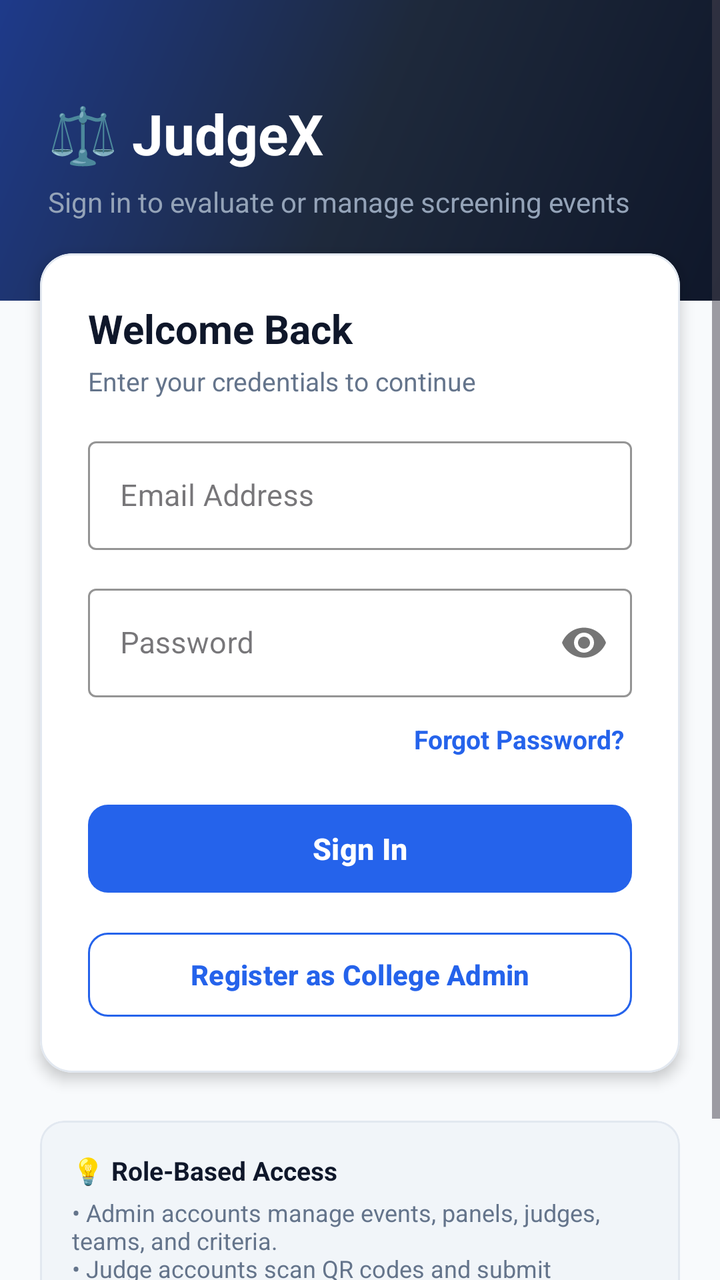
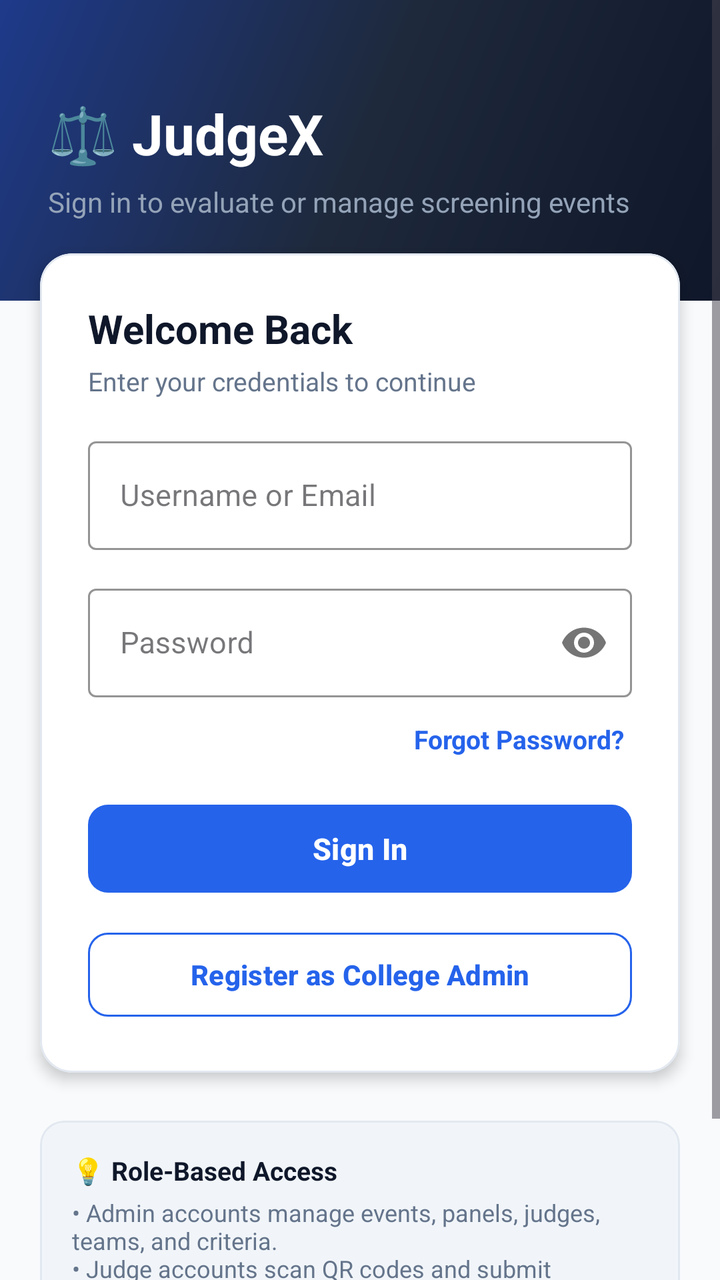

An Android layout rendered at two revisions. The XML below is the earlier revision; the diff shows what the commit changed to produce the second picture.
<!-- AndroidManifest.xml: application theme Theme.Judgex -->
<!-- res/layout/activity_login.xml -->
<?xml version="1.0" encoding="utf-8"?>
<ScrollView xmlns:android="http://schemas.android.com/apk/res/android"
    xmlns:app="http://schemas.android.com/apk/res-auto"
    android:layout_width="match_parent"
    android:layout_height="match_parent"
    android:fillViewport="true"
    android:background="@color/background">

    <LinearLayout
        android:layout_width="match_parent"
        android:layout_height="wrap_content"
        android:orientation="vertical">

        
        <LinearLayout
            android:layout_width="match_parent"
            android:layout_height="wrap_content"
            android:background="@drawable/bg_gradient_header"
            android:orientation="vertical"
            android:paddingHorizontal="24dp"
            android:paddingTop="48dp"
            android:paddingBottom="40dp">

            <TextView
                android:layout_width="wrap_content"
                android:layout_height="wrap_content"
                android:text="⚖️ JudgeX"
                android:textColor="@color/white"
                android:textSize="28sp"
                android:textStyle="bold" />

            <TextView
                android:layout_width="wrap_content"
                android:layout_height="wrap_content"
                android:layout_marginTop="6dp"
                android:text="Sign in to evaluate or manage screening events"
                android:textColor="#94A3B8"
                android:textSize="14sp" />

        </LinearLayout>

        
        <com.google.android.material.card.MaterialCardView
            android:layout_width="match_parent"
            android:layout_height="wrap_content"
            android:layout_marginHorizontal="20dp"
            android:layout_marginTop="-24dp"
            android:layout_marginBottom="24dp"
            app:cardCornerRadius="16dp"
            app:cardElevation="4dp"
            app:strokeWidth="1dp"
            app:strokeColor="@color/card_border"
            app:cardBackgroundColor="@color/surface">

            <LinearLayout
                android:layout_width="match_parent"
                android:layout_height="wrap_content"
                android:orientation="vertical"
                android:padding="24dp">

                <TextView
                    android:layout_width="wrap_content"
                    android:layout_height="wrap_content"
                    android:text="Welcome Back"
                    android:textColor="@color/text_primary"
                    android:textSize="20sp"
                    android:textStyle="bold" />

                <TextView
                    android:layout_width="wrap_content"
                    android:layout_height="wrap_content"
                    android:layout_marginTop="4dp"
                    android:text="Enter your credentials to continue"
                    android:textColor="@color/text_secondary"
                    android:textSize="13sp" />

                
                <TextView
                    android:id="@+id/tvErrorMessage"
                    android:layout_width="match_parent"
                    android:layout_height="wrap_content"
                    android:layout_marginTop="16dp"
                    android:background="@drawable/bg_badge_locked"
                    android:padding="10dp"
                    android:textColor="@color/danger"
                    android:textSize="13sp"
                    android:visibility="gone" />

                
                <com.google.android.material.textfield.TextInputLayout
                    android:id="@+id/tilEmail"
                    style="@style/Widget.MaterialComponents.TextInputLayout.OutlinedBox"
                    android:layout_width="match_parent"
                    android:layout_height="wrap_content"
                    android:layout_marginTop="16dp"
                    android:hint="Email Address"
                    app:boxStrokeColor="@color/accent"
                    app:hintTextColor="@color/accent">

                    <com.google.android.material.textfield.TextInputEditText
                        android:id="@+id/etEmail"
                        android:layout_width="match_parent"
                        android:layout_height="wrap_content"
                        android:inputType="textEmailAddress"
                        android:textColor="@color/text_primary"
                        android:textSize="15sp" />

                </com.google.android.material.textfield.TextInputLayout>

                
                <com.google.android.material.textfield.TextInputLayout
                    android:id="@+id/tilPassword"
                    style="@style/Widget.MaterialComponents.TextInputLayout.OutlinedBox"
                    android:layout_width="match_parent"
                    android:layout_height="wrap_content"
                    android:layout_marginTop="14dp"
                    android:hint="Password"
                    app:boxStrokeColor="@color/accent"
                    app:hintTextColor="@color/accent"
                    app:passwordToggleEnabled="true">

                    <com.google.android.material.textfield.TextInputEditText
                        android:id="@+id/etPassword"
                        android:layout_width="match_parent"
                        android:layout_height="wrap_content"
                        android:inputType="textPassword"
                        android:textColor="@color/text_primary"
                        android:textSize="15sp" />

                </com.google.android.material.textfield.TextInputLayout>

                
                <TextView
                    android:id="@+id/tvForgotPassword"
                    android:layout_width="wrap_content"
                    android:layout_height="wrap_content"
                    android:layout_gravity="end"
                    android:layout_marginTop="8dp"
                    android:padding="4dp"
                    android:text="Forgot Password?"
                    android:textColor="@color/accent"
                    android:textSize="13sp"
                    android:textStyle="bold" />

                
                <com.google.android.material.button.MaterialButton
                    android:id="@+id/btnLogin"
                    style="@style/Button.Primary"
                    android:layout_width="match_parent"
                    android:layout_height="52dp"
                    android:layout_marginTop="16dp"
                    android:text="Sign In"
                    android:textSize="15sp"
                    android:textStyle="bold" />

                <ProgressBar
                    android:id="@+id/progressBar"
                    android:layout_width="32dp"
                    android:layout_height="32dp"
                    android:layout_gravity="center_horizontal"
                    android:layout_marginTop="16dp"
                    android:indeterminateTint="@color/accent"
                    android:visibility="gone" />

                
                <com.google.android.material.button.MaterialButton
                    android:id="@+id/btnRegisterAdmin"
                    style="@style/Widget.Material3.Button.OutlinedButton"
                    android:layout_width="match_parent"
                    android:layout_height="50dp"
                    android:layout_marginTop="12dp"
                    android:text="Register as College Admin"
                    android:textColor="@color/accent"
                    android:textSize="14sp"
                    android:textStyle="bold"
                    app:cornerRadius="10dp"
                    app:strokeColor="@color/accent" />

            </LinearLayout>

        </com.google.android.material.card.MaterialCardView>

        
        <com.google.android.material.card.MaterialCardView
            android:layout_width="match_parent"
            android:layout_height="wrap_content"
            android:layout_marginHorizontal="20dp"
            android:layout_marginBottom="32dp"
            app:cardCornerRadius="12dp"
            app:cardElevation="0dp"
            app:strokeWidth="1dp"
            app:strokeColor="@color/card_border"
            app:cardBackgroundColor="@color/surface_variant">

            <LinearLayout
                android:layout_width="match_parent"
                android:layout_height="wrap_content"
                android:orientation="vertical"
                android:padding="16dp">

                <TextView
                    android:layout_width="wrap_content"
                    android:layout_height="wrap_content"
                    android:text="💡 Role-Based Access"
                    android:textColor="@color/text_primary"
                    android:textSize="13sp"
                    android:textStyle="bold" />

                <TextView
                    android:layout_width="wrap_content"
                    android:layout_height="wrap_content"
                    android:layout_marginTop="4dp"
                    android:text="• Admin accounts manage events, panels, judges, teams, and criteria.\n• Judge accounts scan QR codes and submit evaluations for their assigned panel.\n• Contact your event coordinator if you need an account provisioned."
                    android:textColor="@color/text_secondary"
                    android:textSize="12sp" />

            </LinearLayout>

        </com.google.android.material.card.MaterialCardView>

    </LinearLayout>

</ScrollView>
<!-- resources referenced by this layout -->
<resources>
  <color name="accent">#2563EB</color>
  <color name="background">#F8FAFC</color>
  <color name="card_border">#E2E8F0</color>
  <color name="danger">#EF4444</color>
  <color name="surface">#FFFFFF</color>
  <color name="surface_variant">#F1F5F9</color>
  <color name="text_primary">#0F172A</color>
  <color name="text_secondary">#64748B</color>
  <color name="white">#FFFFFF</color>
  <!-- drawable bg_badge_locked (drawable) -->
  <?xml version="1.0" encoding="utf-8"?>
  <shape xmlns:android="http://schemas.android.com/apk/res/android">
      <solid android:color="@color/danger_light" />
      <corners android:radius="16dp" />
      <stroke android:width="1dp" android:color="@color/danger" />
  </shape>
  <!-- drawable bg_gradient_header (drawable) -->
  <?xml version="1.0" encoding="utf-8"?>
  <shape xmlns:android="http://schemas.android.com/apk/res/android">
      <gradient
          android:type="linear"
          android:angle="135"
          android:startColor="#0F172A"
          android:centerColor="#1E293B"
          android:endColor="#1E3A8A" />
  </shape>
  <style name="Button.Primary" parent="Widget.Material3.Button">
          <item name="backgroundTint">@color/accent</item>
          <item name="android:textColor">@color/white</item>
          <item name="cornerRadius">10dp</item>
      </style>
  <style name="Theme.Judgex" parent="Theme.Material3.DayNight.NoActionBar">
          
          <item name="colorPrimary">@color/accent</item>
          <item name="colorPrimaryVariant">@color/primary_dark</item>
          <item name="colorOnPrimary">@color/white</item>
          
          <item name="colorSecondary">@color/accent_light</item>
          <item name="colorSecondaryVariant">@color/accent</item>
          <item name="colorOnSecondary">@color/white</item>
          
          <item name="android:statusBarColor">@color/primary</item>
          <item name="android:windowLightStatusBar">false</item>
          
          <item name="android:windowBackground">@color/background</item>
      </style>
  <color name="danger_light">#FEE2E2</color>
  <color name="primary_dark">#020617</color>
  <color name="accent_light">#3B82F6</color>
  <color name="primary">#0F172A</color>
</resources>

<!-- the commit's change to res/layout/activity_login.xml (unified diff, before → after) -->
@@ -93,7 +93,7 @@
                     android:layout_width="match_parent"
                     android:layout_height="wrap_content"
                     android:layout_marginTop="16dp"
-                    android:hint="Email Address"
+                    android:hint="Username or Email"
                     app:boxStrokeColor="@color/accent"
                     app:hintTextColor="@color/accent">
 
@@ -101,7 +101,7 @@
                         android:id="@+id/etEmail"
                         android:layout_width="match_parent"
                         android:layout_height="wrap_content"
-                        android:inputType="textEmailAddress"
+                        android:inputType="textEmailAddress|textNoSuggestions"
                         android:textColor="@color/text_primary"
                         android:textSize="15sp" />
 
